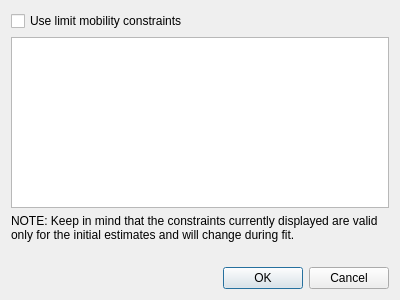
echmet/AnglerFish, file src/ui/mobilityconstraintsdialog.ui: the form before one commit.
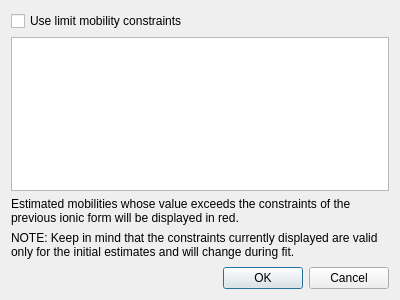
The form after the commit.

Commit message: Add textual explanation of red values in limit mobilities constraints dialog

What changed in the file:
```diff
--- a/src/ui/mobilityconstraintsdialog.ui
+++ b/src/ui/mobilityconstraintsdialog.ui
@@ -24,6 +24,16 @@
    <item>
     <widget class="QTableView" name="qtvb_currentConstraints"/>
    </item>
+   <item>
+    <widget class="QLabel" name="label">
+     <property name="text">
+      <string>Estimated mobilities whose value exceeds the constraints of the previous ionic form will be displayed in red.</string>
+     </property>
+     <property name="wordWrap">
+      <bool>true</bool>
+     </property>
+    </widget>
+   </item>
    <item>
     <widget class="QLabel" name="ql_info">
      <property name="text">
```
